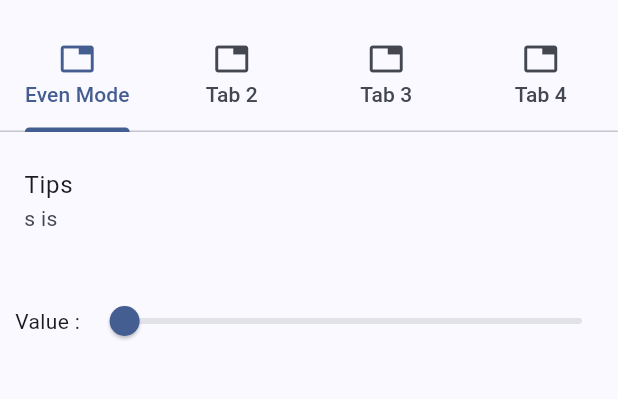
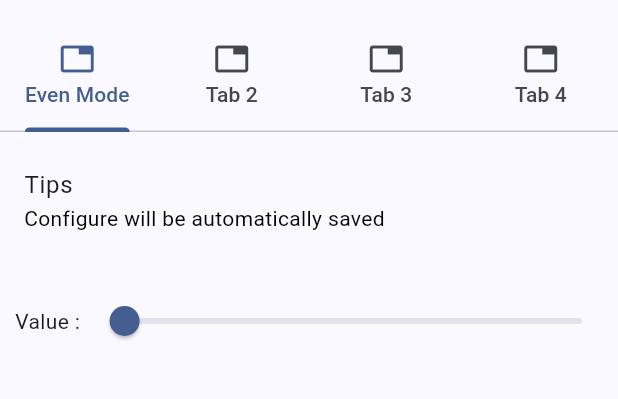
Before and after one commit to zoushitao/smart_wind_tunnel, a Flutter app: the ModeSettingsWidget screen opened directly, on a phone screen of 412 x 824 dp, the part 63-462 px from its top. Run offline on Flutter 3.47's test engine with Material 3 defaults, Android fonts, the phone set to English and light mode, and no system bars; missing offline and left inert: dart:ffi, flutter_libserialport; accounts and stored records are empty.

Commit message:
update even mode configure saving

```diff
--- a/lib/pages/controlpage.dart
+++ b/lib/pages/controlpage.dart
@@ -1,4 +1,6 @@
 import 'package:flutter/material.dart';
+import '/providers/arduino_provider.dart';
+import 'package:provider/provider.dart';
 
 class ControlPage extends StatefulWidget {
   const ControlPage({super.key});
@@ -112,16 +114,30 @@ class EvenModeView extends StatefulWidget {
 }
 
 class _EvenModeViewState extends State<EvenModeView> {
+  @override
+  void initState() {
+    super.initState();
+    _evenSliderValue = 0.0;
+  }
+
   double _evenSliderValue = 0.0;
   @override
   Widget build(BuildContext context) {
+    final arduinoModel = Provider.of<SmartWindProvider>(context);
+    int val = arduinoModel.evenMpde['value'];
+
+    _evenSliderValue = val.toDouble();
     return ListView(
       children: <Widget>[
         const SizedBox(height: 10),
         const ListTile(
             //leading: Icon(Icons.pentagon),
             title: Text("Tips"),
-            subtitle: Text("s is ")),
+            subtitle: Text(
+              "Configure will be automatically saved ",
+              style:
+                  TextStyle(fontWeight: FontWeight.normal, color: Colors.black),
+            )),
         const SizedBox(height: 20),
         Row(
           children: [
@@ -130,14 +146,15 @@ class _EvenModeViewState extends State<EvenModeView> {
             Expanded(
                 child: Slider(
               value: _evenSliderValue,
-              min: 0.0,
-              max: 100.0,
-              divisions: 100,
+              min: 0,
+              max: 4095,
+              divisions: 4095,
               label: 'Value: ${_evenSliderValue.toInt()}',
               onChanged: (newValue) {
                 setState(() {
                   _evenSliderValue = newValue;
                   //do something else
+                  arduinoModel.setEvenMode(newValue.toInt());
                 });
               },
             )),
```
Also changed, not shown: lib/hardware/arduino.dart (+19 -3 lines), lib/hardware/real_arduino_interface.dart (+15 -7 lines), lib/providers/arduino_provider.dart (+30 -4 lines).
